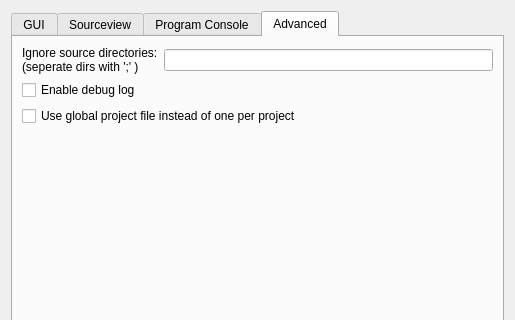
Qt form src/settingsdialog.ui (jhn98032/gede) before a commit; both pictures show x 0 to 515 and y 0 to 320 of the 515 by 546 pixel window.
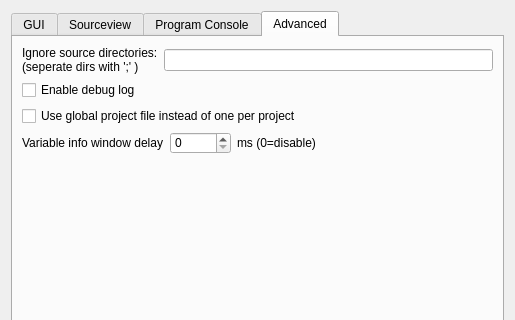
The same form after that commit. The open tabs and pages were chosen to show the change. Custom widgets are drawn as their Qt base class.

Commit message: Added a popup window for showing variable value.

Patch:
```diff
--- a/src/settingsdialog.ui
+++ b/src/settingsdialog.ui
@@ -827,6 +827,44 @@
          </property>
         </widget>
        </item>
+       <item>
+        <layout class="QHBoxLayout" name="horizontalLayout_9">
+         <item>
+          <widget class="QLabel" name="label_16">
+           <property name="text">
+            <string>Variable info window delay</string>
+           </property>
+          </widget>
+         </item>
+         <item>
+          <widget class="QSpinBox" name="spinBox_variableInfoWindowDelay">
+           <property name="maximum">
+            <number>99999</number>
+           </property>
+          </widget>
+         </item>
+         <item>
+          <widget class="QLabel" name="label_18">
+           <property name="text">
+            <string>ms (0=disable)</string>
+           </property>
+          </widget>
+         </item>
+         <item>
+          <spacer name="horizontalSpacer_2">
+           <property name="orientation">
+            <enum>Qt::Horizontal</enum>
+           </property>
+           <property name="sizeHint" stdset="0">
+            <size>
+             <width>40</width>
+             <height>20</height>
+            </size>
+           </property>
+          </spacer>
+         </item>
+        </layout>
+       </item>
        <item>
         <spacer name="verticalSpacer_2">
          <property name="orientation">
```
The commit also changes 10 other files.
